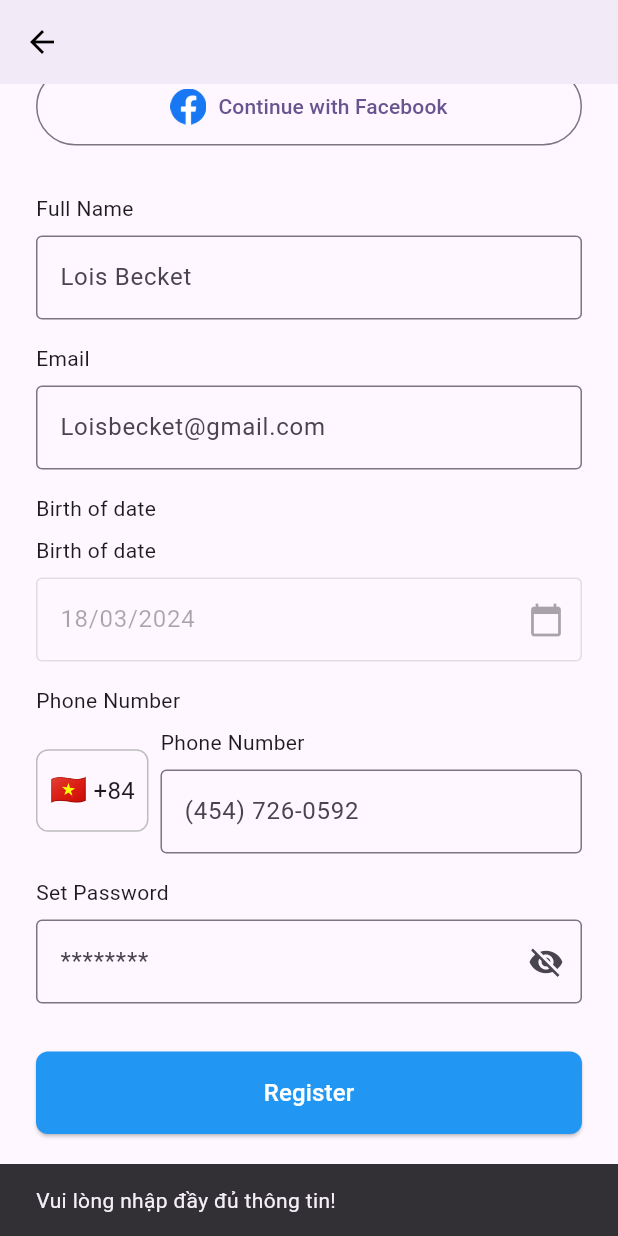
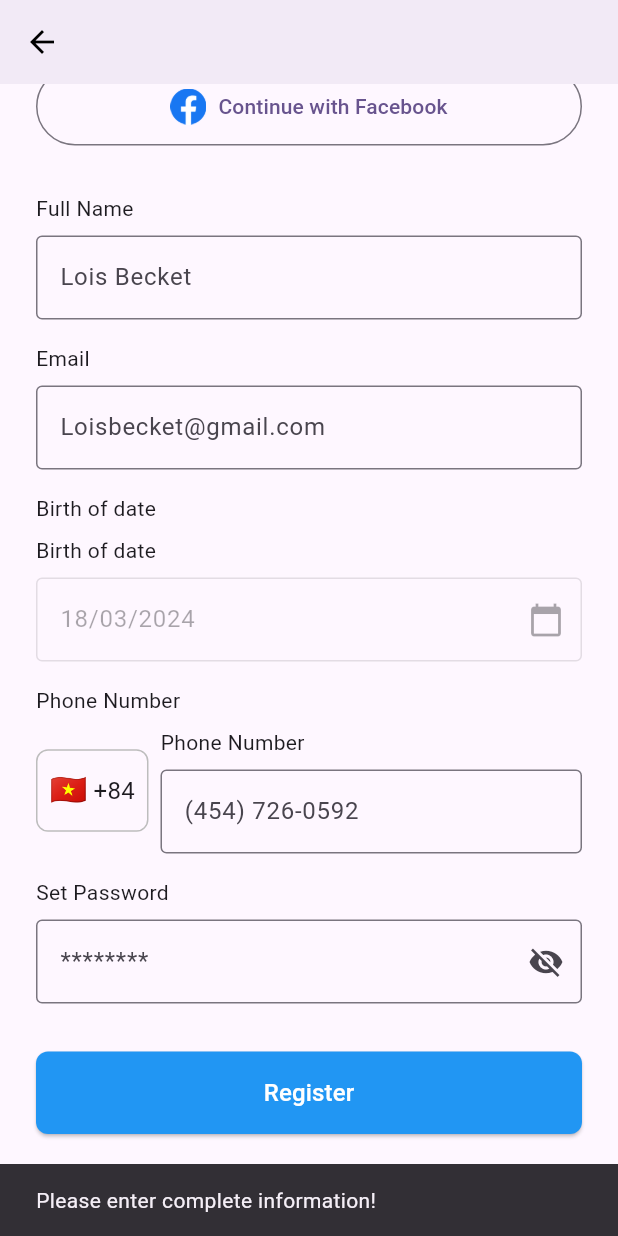
Before and after one commit to vunguyenDev92/SecretTalk, a Flutter app: the RegisterScreen screen opened directly, scrolled down 225 dp, after a tap on "Register", on a phone screen of 412 x 824 dp. Run offline on Flutter 3.47's test engine with Material 3 defaults, Android fonts, the phone set to English and light mode, and no system bars; our stand-ins replace cloud_firestore, country_picker, equatable, firebase_auth, firebase_core, flutter_bloc; accounts and stored records are empty.

Commit message:
fix: fix with comment

```diff
--- a/lib/features/auth/data/repositories/auth_repository_impl.dart
+++ b/lib/features/auth/data/repositories/auth_repository_impl.dart
@@ -1,7 +1,6 @@
 import '../../domain/repositories/auth_repository.dart';
 import '../../domain/entities/user_entity.dart';
 import '../datasources/auth_remote_data_source.dart';
-// import '../models/user_model.dart';
 
 class AuthRepositoryImpl implements AuthRepository {
   final AuthRemoteDataSource remoteDataSource;
--- a/lib/features/auth/presentation/screens/register_screen.dart
+++ b/lib/features/auth/presentation/screens/register_screen.dart
@@ -1,4 +1,5 @@
 import 'package:flutter/material.dart';
+import 'package:flutter_app_chat/features/auth/presentation/screens/profile_screen.dart';
 import 'package:intl/intl.dart';
 import 'package:country_picker/country_picker.dart';
 import 'login_screen.dart';
@@ -201,7 +202,9 @@ class _RegisterScreenState extends State<RegisterScreen> {
                     if (state is AuthAuthenticated) {
                       Navigator.pushAndRemoveUntil(
                         context,
-                        MaterialPageRoute(builder: (_) => const LoginScreen()),
+                        MaterialPageRoute(
+                          builder: (_) => const ProfileScreen(),
+                        ),
                         (route) => false,
                       );
                     } else if (state is AuthError) {
@@ -228,7 +231,9 @@ class _RegisterScreenState extends State<RegisterScreen> {
                             birth == null) {
                           ScaffoldMessenger.of(context).showSnackBar(
                             const SnackBar(
-                              content: Text('Vui lòng nhập đầy đủ thông tin!'),
+                              content: Text(
+                                'Please enter complete information!',
+                              ),
                             ),
                           );
                           return;
--- a/lib/features/auth/presentation/widgets/auth_divider.dart
+++ b/lib/features/auth/presentation/widgets/auth_divider.dart
@@ -5,8 +5,8 @@ class AuthDivider extends StatelessWidget {
 
   @override
   Widget build(BuildContext context) {
-    return Row(
-      children: const [
+    return const Row(
+      children: [
         Expanded(child: Divider()),
         Padding(
           padding: EdgeInsets.symmetric(horizontal: 8),
```
